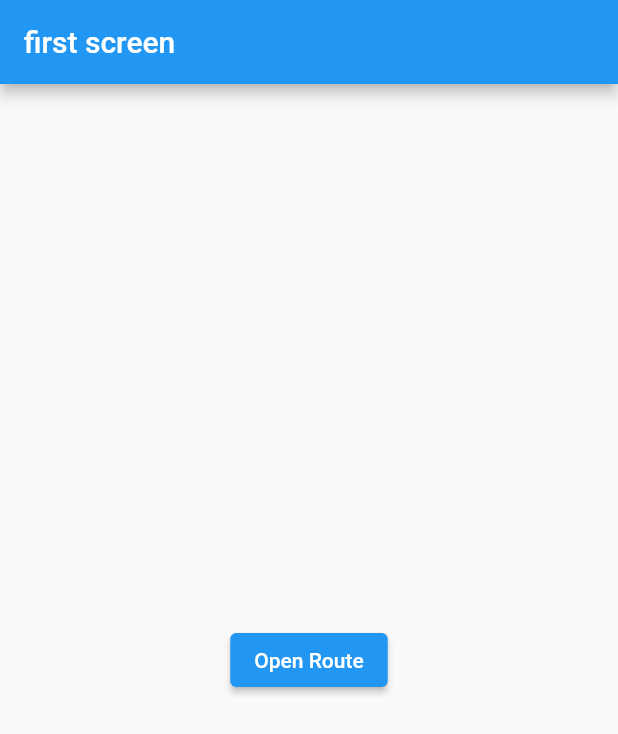
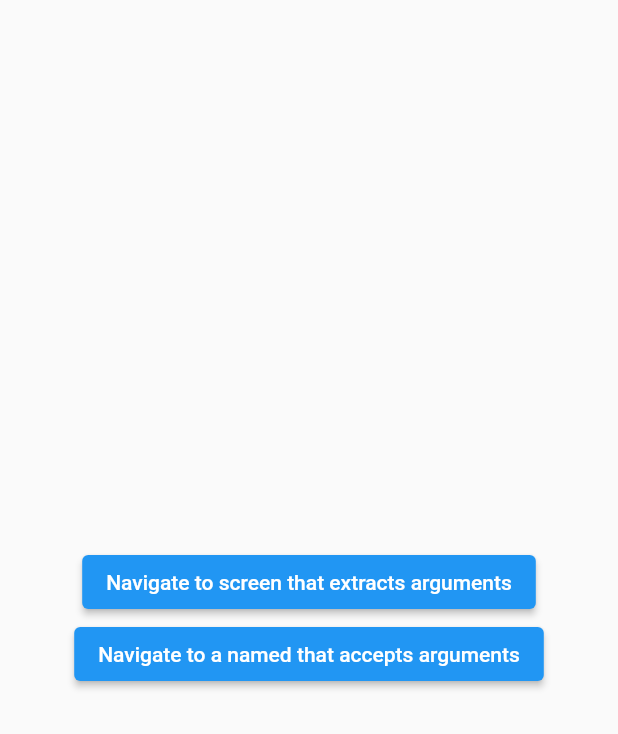
Before and after one commit to JunHyeongAn/navigation_practice, a Flutter app: the screen it shows after launch, on a phone screen of 412 x 824 dp. Shown: the top 734 px of the screen. Run offline on Flutter 3.47's test engine with Material 2 defaults, Android fonts, the phone set to English and light mode, and no system bars.

Commit message:
send arguments using route

```diff
--- a/lib/main.dart
+++ b/lib/main.dart
@@ -9,60 +9,139 @@ import 'package:flutter/material.dart';
 //   );
 // }
 
+// void main() {
+//   runApp(
+//       MaterialApp(
+//           title: "Named Routes Demo",
+//           initialRoute: "/",
+//           routes: {
+//             '/' : (context) => const FirstScreen(),
+//             '/second' : (context) => const SecondScreen()
+//           },
+//       )
+//   );
+// }
+
 void main() {
   runApp(
       MaterialApp(
-          title: "Named Routes Demo",
-          initialRoute: "/",
-          routes: {
-            '/' : (context) => const FirstScreen(),
-            '/second' : (context) => const SecondScreen()
-          },
+        initialRoute: '/',
+        routes: {
+          ExtractArgumentsScreen.routeName: (context) =>
+            const ExtractArgumentsScreen(),
+          '/' : (context) => const HomeScreen()
+        },
       )
   );
 }
 
-class FirstScreen extends StatelessWidget {
-  const FirstScreen({Key? key}) : super(key: key);
+class HomeScreen extends StatelessWidget {
+  const HomeScreen({Key? key}) : super(key: key);
 
   @override
   Widget build(BuildContext context) {
     return Scaffold(
+      body: Center(
+        child: Column(
+          mainAxisAlignment: MainAxisAlignment.center,
+          children: [
+            ElevatedButton(
+                onPressed: () {
+                  Navigator.pushNamed(
+                      context,
+                      ExtractArgumentsScreen.routeName,
+                      arguments: ScreenArguments("Extract Arguments Screen", "This message is extracted in the build method.")
+                  );
+                },
+                child: const Text('Navigate to screen that extracts arguments')
+            ),
+            ElevatedButton(
+                onPressed: () {
+                  Navigator.pushNamed(
+                      context,
+                      ExtractArgumentsScreen.routeName,
+                      arguments: ScreenArguments('Accept Arguments Screen', 'This message is extracted in the onGenerateRoute '
+                          'function.')
+                  );
+                },
+                child: const Text('Navigate to a named that accepts arguments')
+            ),
+          ],
+        ),
+      )
+    );
+  }
+}
+
+class ExtractArgumentsScreen extends StatelessWidget {
+  const ExtractArgumentsScreen({Key? key}) : super(key: key);
+
+  static const routeName = "/extractArguments";
+
+  @override
+  Widget build(BuildContext context) {
+    final args = ModalRoute.of(context)!.settings.arguments as ScreenArguments;
+
+    return Scaffold(
       appBar: AppBar(
-        title: const Text("first screen"),
+        title: Text(args.title),
       ),
       body: Center(
-        child: ElevatedButton(
-          onPressed: () {
-            Navigator.pushNamed(context, '/second');
-          },
-          child: const Text("Open Route"),
-        ),
+        child: Text(args.message),
       ),
     );
   }
 }
 
-class SecondScreen extends StatelessWidget {
-  const SecondScreen({Key? key}) : super(key: key);
+class ScreenArguments {
+  final String title;
+  final String message;
 
-  @override
-  Widget build(BuildContext context) {
-    return Scaffold(
-      appBar: AppBar(
-        title: const Text("Second Screen"),
-      ),
-      body: Center(
-        child: ElevatedButton(
-          onPressed: () {
-            Navigator.pop(context);
-          },
-          child: const Text("go to First Screen"),
-        ),
-      )
-    );
-  }
+  ScreenArguments(this.title, this.message);
 }
+
+
+// class FirstScreen extends StatelessWidget {
+//   const FirstScreen({Key? key}) : super(key: key);
+//
+//   @override
+//   Widget build(BuildContext context) {
+//     return Scaffold(
+//       appBar: AppBar(
+//         title: const Text("first screen"),
+//       ),
+//       body: Center(
+//         child: ElevatedButton(
+//           onPressed: () {
+//             Navigator.pushNamed(context, '/second');
+//           },
+//           child: const Text("Open Route"),
+//         ),
+//       ),
+//     );
+//   }
+// }
+//
+// class SecondScreen extends StatelessWidget {
+//   const SecondScreen({Key? key}) : super(key: key);
+//
+//   @override
+//   Widget build(BuildContext context) {
+//     return Scaffold(
+//       appBar: AppBar(
+//         title: const Text("Second Screen"),
+//       ),
+//       body: Center(
+//         child: ElevatedButton(
+//           onPressed: () {
+//             Navigator.pop(context);
+//           },
+//           child: const Text("go to First Screen"),
+//         ),
+//       )
+//     );
+//   }
+// }
 
 ///////////////// 일반 네비게이션 /////////////////
 // class FirstScreen extends StatelessWidget {
```
